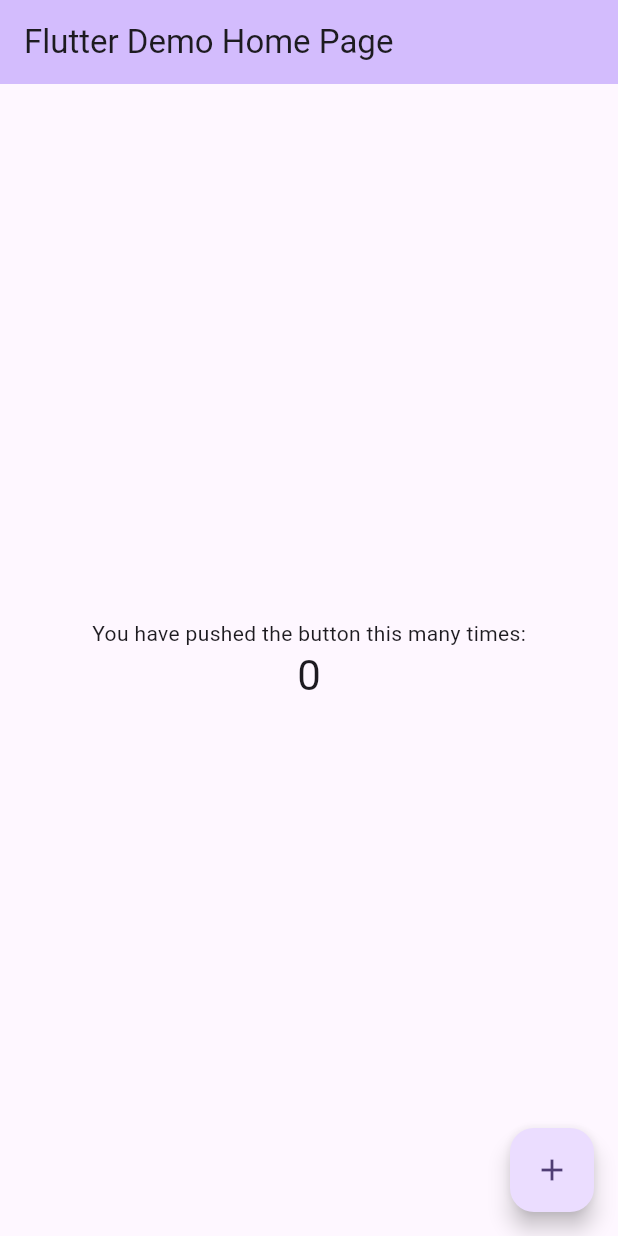
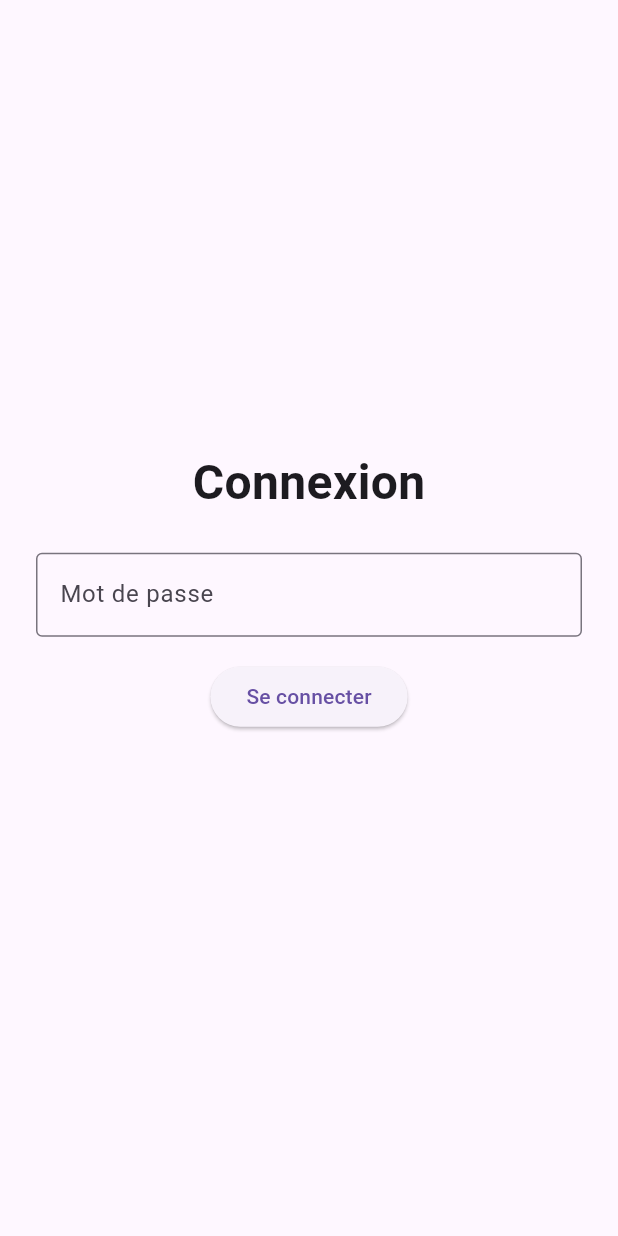
Before and after one commit to Idriss-rayan/chat.nodejs, a Flutter app: the screen it shows after launch, on a phone screen of 412 x 824 dp. Run offline on Flutter 3.47's test engine with Material 3 defaults, Android fonts, the phone set to English and light mode, and no system bars.

Commit message:
new file is added

```diff
--- /dev/null
+++ b/lib/loginpage.dart
@@ -0,0 +1,68 @@
+import 'package:flutter/material.dart';
+
+class LoginPage extends StatefulWidget {
+  const LoginPage({super.key});
+
+  @override
+  State<LoginPage> createState() => _LoginPageState();
+}
+
+class _LoginPageState extends State<LoginPage> {
+  final TextEditingController _passwordController = TextEditingController();
+  final String _correctPassword = '123456'; // à remplacer plus tard par une API
+  String _message = '';
+
+  void _handleLogin() {
+    if (_passwordController.text == _correctPassword) {
+      setState(() {
+        _message = 'Connexion réussie ✅';
+      });
+    } else {
+      setState(() {
+        _message = 'Mot de passe incorrect ❌';
+      });
+    }
+  }
+
+  @override
+  Widget build(BuildContext context) {
+    final isWide = MediaQuery.of(context).size.width > 600;
+
+    return Scaffold(
+      body: Center(
+        child: Padding(
+          padding: const EdgeInsets.all(24),
+          child: ConstrainedBox(
+            constraints:
+                BoxConstraints(maxWidth: isWide ? 400 : double.infinity),
+            child: Column(
+              mainAxisAlignment: MainAxisAlignment.center,
+              children: [
+                Text(
+                  'Connexion',
+                  style: TextStyle(fontSize: 32, fontWeight: FontWeight.bold),
+                ),
+                const SizedBox(height: 24),
+                TextField(
+                  controller: _passwordController,
+                  obscureText: true,
+                  decoration: InputDecoration(
+                    labelText: 'Mot de passe',
+                    border: OutlineInputBorder(),
+                  ),
+                ),
+                const SizedBox(height: 16),
+                ElevatedButton(
+                  onPressed: _handleLogin,
+                  child: const Text('Se connecter'),
+                ),
+                const SizedBox(height: 16),
+                Text(_message, style: TextStyle(color: Colors.red)),
+              ],
+            ),
+          ),
+        ),
+      ),
+    );
+  }
+}
--- a/lib/main.dart
+++ b/lib/main.dart
@@ -1,3 +1,4 @@
+import 'package:chat/loginpage.dart';
 import 'package:flutter/material.dart';
 
 void main() {
@@ -7,119 +8,11 @@ void main() {
 class MyApp extends StatelessWidget {
   const MyApp({super.key});
 
-  // This widget is the root of your application.
   @override
   Widget build(BuildContext context) {
     return MaterialApp(
-      title: 'Flutter Demo',
-      theme: ThemeData(
-        // This is the theme of your application.
-        //
-        // TRY THIS: Try running your application with "flutter run". You'll see
-        // the application has a purple toolbar. Then, without quitting the app,
-        // try changing the seedColor in the colorScheme below to Colors.green
-        // and then invoke "hot reload" (save your changes or press the "hot
-        // reload" button in a Flutter-supported IDE, or press "r" if you used
-        // the command line to start the app).
-        //
-        // Notice that the counter didn't reset back to zero; the application
-        // state is not lost during the reload. To reset the state, use hot
-        // restart instead.
-        //
-        // This works for code too, not just values: Most code changes can be
-        // tested with just a hot reload.
-        colorScheme: ColorScheme.fromSeed(seedColor: Colors.deepPurple),
-        useMaterial3: true,
-      ),
-      home: const MyHomePage(title: 'Flutter Demo Home Page'),
+      title: 'Connexion',
+      home: const LoginPage(),
     );
   }
 }
-
-class MyHomePage extends StatefulWidget {
-  const MyHomePage({super.key, required this.title});
-
-  // This widget is the home page of your application. It is stateful, meaning
-  // that it has a State object (defined below) that contains fields that affect
-  // how it looks.
-
-  // This class is the configuration for the state. It holds the values (in this
-  // case the title) provided by the parent (in this case the App widget) and
-  // used by the build method of the State. Fields in a Widget subclass are
-  // always marked "final".
-
-  final String title;
-
-  @override
-  State<MyHomePage> createState() => _MyHomePageState();
-}
-
-class _MyHomePageState extends State<MyHomePage> {
-  int _counter = 0;
-
-  void _incrementCounter() {
-    setState(() {
-      // This call to setState tells the Flutter framework that something has
-      // changed in this State, which causes it to rerun the build method below
-      // so that the display can reflect the updated values. If we changed
-      // _counter without calling setState(), then the build method would not be
-      // called again, and so nothing would appear to happen.
-      _counter++;
-    });
-  }
-
-  @override
-  Widget build(BuildContext context) {
-    // This method is rerun every time setState is called, for instance as done
-    // by the _incrementCounter method above.
-    //
-    // The Flutter framework has been optimized to make rerunning build methods
-    // fast, so that you can just rebuild anything that needs updating rather
-    // than having to individually change instances of widgets.
-    return Scaffold(
-      appBar: AppBar(
-        // TRY THIS: Try changing the color here to a specific color (to
-        // Colors.amber, perhaps?) and trigger a hot reload to see the AppBar
-        // change color while the other colors stay the same.
-        backgroundColor: Theme.of(context).colorScheme.inversePrimary,
-        // Here we take the value from the MyHomePage object that was created by
-        // the App.build method, and use it to set our appbar title.
-        title: Text(widget.title),
-      ),
-      body: Center(
-        // Center is a layout widget. It takes a single child and positions it
-        // in the middle of the parent.
-        child: Column(
-          // Column is also a layout widget. It takes a list of children and
-          // arranges them vertically. By default, it sizes itself to fit its
-          // children horizontally, and tries to be as tall as its parent.
-          //
-          // Column has various properties to control how it sizes itself and
-          // how it positions its children. Here we use mainAxisAlignment to
-          // center the children vertically; the main axis here is the vertical
-          // axis because Columns are vertical (the cross axis would be
-          // horizontal).
-          //
-          // TRY THIS: Invoke "debug painting" (choose the "Toggle Debug Paint"
-          // action in the IDE, or press "p" in the console), to see the
-          // wireframe for each widget.
-          mainAxisAlignment: MainAxisAlignment.center,
-          children: <Widget>[
-            const Text(
-              'You have pushed the button this many times:',
-            ),
-            Text(
-              '$_counter',
-              style: Theme.of(context).textTheme.headlineMedium,
-            ),
-          ],
-        ),
-      ),
-      floatingActionButton: FloatingActionButton(
-        onPressed: _incrementCounter,
-        tooltip: 'Increment',
-        child: const Icon(Icons.add),
-      ), // This trailing comma makes auto-formatting nicer for build methods.
-    );
-  }
-}
--- a/pubspec.yaml
+++ b/pubspec.yaml
@@ -30,6 +30,8 @@ environment:
 dependencies:
   flutter:
     sdk: flutter
+  http: ^0.13.6
+  provider: ^6.1.2
 
   # The following adds the Cupertino Icons font to your application.
   # Use with the CupertinoIcons class for iOS style icons.
```
Also changed, not shown: pubspec.lock.
